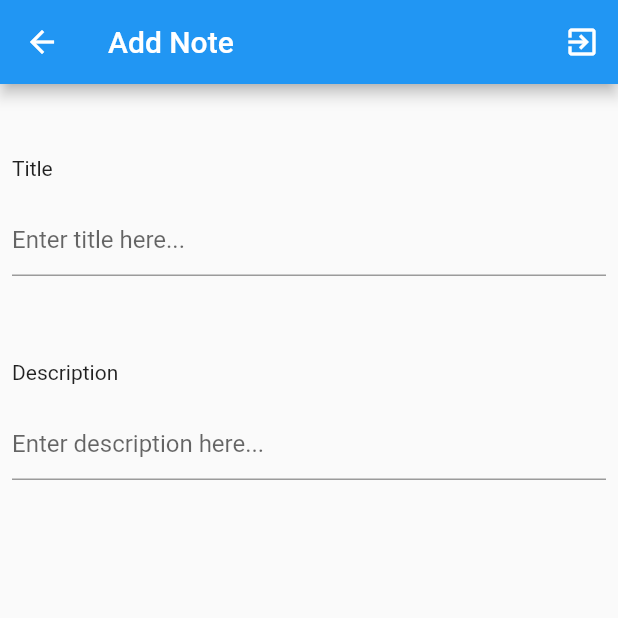
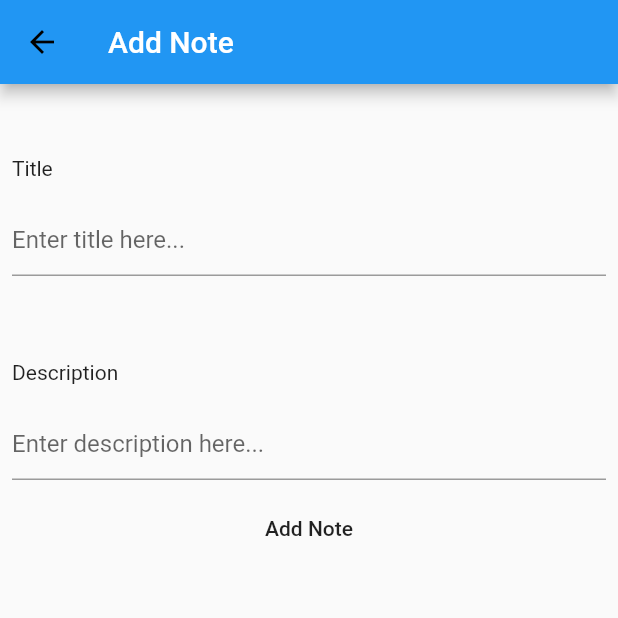
Before and after one commit to ikjot-2605/IEEE_Flutter_SMP_2021, a Flutter app: the screen it shows after launch, after a tap on the "add" icon, on a phone screen of 412 x 824 dp, the top half of it. Run offline on Flutter 3.47's test engine with Material 2 defaults, Android fonts, the phone set to English and light mode, and no system bars; our stand-ins replace hive, hive_flutter; accounts and stored records are empty.

Commit message:
Hive - Setup

```diff
--- a/todo_app/lib/main.dart
+++ b/todo_app/lib/main.dart
@@ -1,9 +1,13 @@
 import 'package:flutter/material.dart';
 import 'package:todo_app/pages/notes_page.dart';
-
+import 'package:hive/hive.dart';
+import 'package:hive_flutter/hive_flutter.dart';
 import 'model/Note.dart';
 
-void main() {
+void main() async {
+  await Hive.initFlutter();
+  Hive.registerAdapter(NoteAdapter());
+  await Hive.openBox('notes');
   runApp(MyApp());
 }
 
@@ -27,6 +31,6 @@ class MyHomePage extends StatefulWidget {
 class _MyHomePageState extends State<MyHomePage> {
   @override
   Widget build(BuildContext context) {
-    return NotesPage([Note("Title 1", "Note 1 Description")]);
+    return NotesPage();
   }
 }
--- a/todo_app/lib/model/Note.dart
+++ b/todo_app/lib/model/Note.dart
@@ -1,5 +1,11 @@
+import 'package:hive/hive.dart';
+part 'Note.g.dart';
+
+@HiveType(typeId: 0)
 class Note {
+  @HiveField(0)
   String title = "";
+  @HiveField(1)
   String description = "";
   Note(String passedTitle, String passedDescription) {
     this.title = passedTitle;
--- a/todo_app/lib/pages/add_note-page.dart
+++ b/todo_app/lib/pages/add_note-page.dart
@@ -1,20 +1,34 @@
 import 'package:flutter/material.dart';
 import 'package:todo_app/model/Note.dart';
+import 'package:hive/hive.dart';
+import 'package:hive_flutter/hive_flutter.dart';
+import 'package:todo_app/pages/notes_page.dart';
 
 class AddNotePage extends StatelessWidget {
+  TextEditingController _titleController = new TextEditingController();
+  TextEditingController _descriptionController = new TextEditingController();
+  var notesBox = Hive.box('notes');
   @override
   Widget build(BuildContext context) {
     return Scaffold(
       appBar: AppBar(
+        leading: IconButton(
+          icon: Icon(Icons.arrow_back, color: Colors.black),
+          onPressed: () {
+            Navigator.pop(context);
+            Navigator.push(
+                context, MaterialPageRoute(builder: (context) => NotesPage()));
+          },
+        ),
         title: Text("Add Note"),
-        actions: [
-          IconButton(
-            icon: Icon(Icons.exit_to_app),
-            onPressed: () {
-              Navigator.pop(context);
-            },
-          )
-        ],
+        // actions: [
+        //   IconButton(
+        //     icon: Icon(Icons.exit_to_app),
+        //     onPressed: () {
+        //       Navigator.pop(context);
+        //     },
+        //   )
+        // ],
       ),
       body: Column(
         children: [
@@ -32,6 +46,7 @@ class AddNotePage extends StatelessWidget {
           Padding(
             padding: const EdgeInsets.all(8.0),
             child: TextFormField(
+              controller: _titleController,
               decoration: InputDecoration(hintText: "Enter title here..."),
             ),
           ),
@@ -49,9 +64,25 @@ class AddNotePage extends StatelessWidget {
           Padding(
             padding: const EdgeInsets.all(8.0),
             child: TextFormField(
+              controller: _descriptionController,
               decoration:
                   InputDecoration(hintText: "Enter description here..."),
             ),
+          ),
+          FlatButton(
+            onPressed: () {
+              if (_titleController.text == null ||
+                  _descriptionController.text == null ||
+                  _titleController.text.length == 0 ||
+                  _descriptionController.text.length == 0) {
+                print('Empty Fields');
+              } else {
+                notesBox.add(
+                    Note(_titleController.text, _descriptionController.text));
+                print(notesBox.length);
+              }
+            },
+            child: Text('Add Note'),
           ),
         ],
       ),
--- a/todo_app/lib/pages/notes_page.dart
+++ b/todo_app/lib/pages/notes_page.dart
@@ -1,14 +1,30 @@
 import 'package:flutter/material.dart';
 import 'package:todo_app/model/Note.dart';
 import 'package:todo_app/pages/add_note-page.dart';
+import 'package:hive/hive.dart';
+import 'package:hive_flutter/hive_flutter.dart';
 
 class NotesPage extends StatelessWidget {
+  var notesBox = Hive.box('notes');
+
   List<Note> notes = [];
-  NotesPage(List<Note> notes) {
-    this.notes = notes;
+
+  void getNotes() {
+    for (int i = 0; i < notesBox.length; i++) {
+      notes.add(notesBox.getAt(i));
+      print(notes[i].title);
+    }
   }
+
+  @override
+  void initState() {
+    print('I am in initState');
+    getNotes();
+  }
+
   @override
   Widget build(BuildContext context) {
+    getNotes();
     return Scaffold(
       appBar: AppBar(
         title: Text("Notes Page"),
--- a/todo_app/pubspec.yaml
+++ b/todo_app/pubspec.yaml
@@ -28,10 +28,16 @@ dependencies:
   # The following adds the Cupertino Icons font to your application.
   # Use with the CupertinoIcons class for iOS style icons.
   cupertino_icons: ^1.0.2
+  hive:
+  hive_flutter:
 
 dev_dependencies:
   flutter_test:
     sdk: flutter
+  hive_generator:
+  build_runner:
+  path_provider:
+
 
 # For information on the generic Dart part of this file, see the
 # following page: https://dart.dev/tools/pub/pubspec
```
Also changed, not shown: todo_app/lib/model/Note.g.dart (added), todo_app/pubspec.lock.
